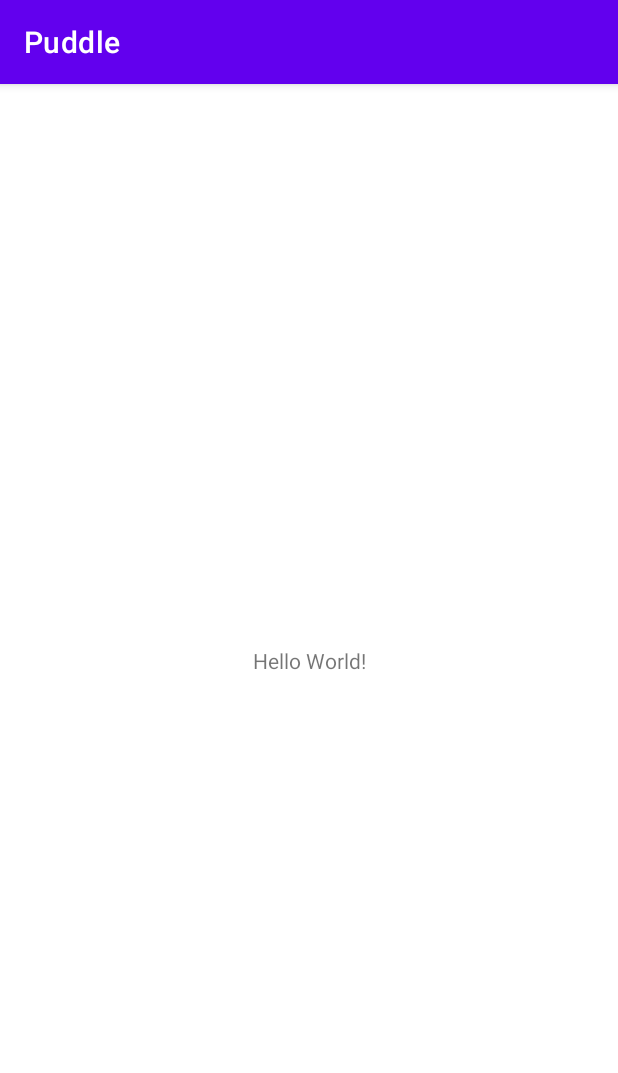
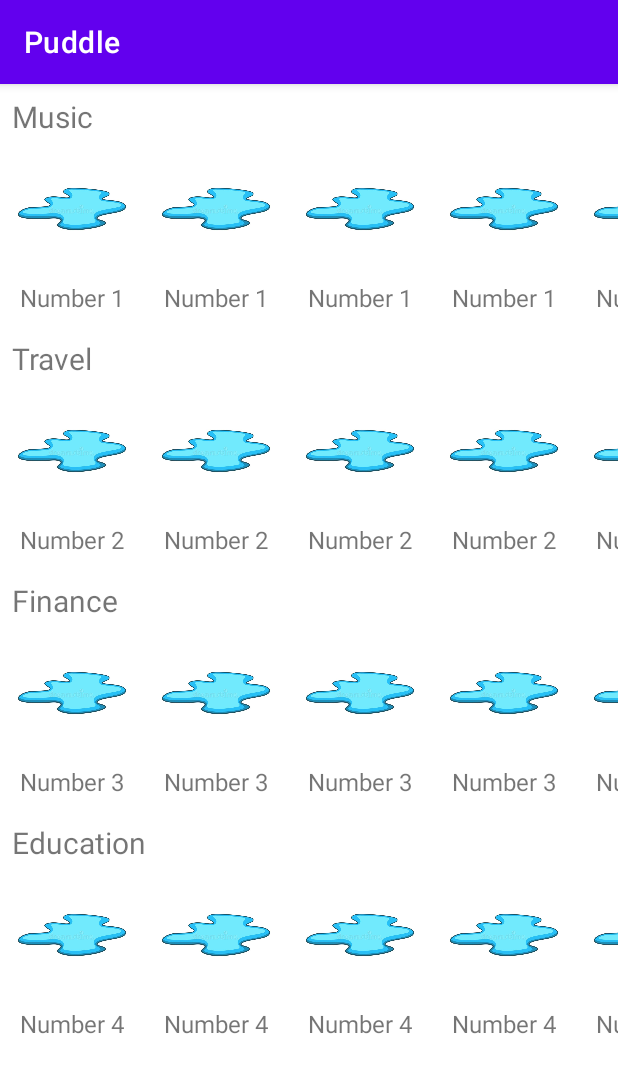
Before and after one commit to Sespeck/NUMAD22Su_Team24_Puddle, an Android app: the screen it shows after launch once a user with an empty profile is signed in (MainActivity before the commit, PuddleListActivity after it), on a phone screen of 412 x 824 dp. Shown: the top 1073 px of the screen. Run offline under Robolectric (Android 15) with nearby library versions, the phone set to English and light mode, and no system bars; our stand-ins replace Firebase (no records; nobody signed in at launch, a user with empty details on screens opened directly).

Commit message:
Added RecyclerView of RecyclerView for displaying nearby puddles.

```diff
--- /dev/null
+++ b/app/src/main/java/com/cs5520/assignments/numad22su_team24_puddle/Category.java
@@ -0,0 +1,29 @@
+package com.cs5520.assignments.numad22su_team24_puddle;
+
+import androidx.annotation.NonNull;
+
+public enum Category {
+    MUSIC(0), TRAVEL(1), FINANCE(2), EDUCATION(3);
+
+    int id;
+
+    Category(int id) {
+        this.id = id;
+    }
+
+    @NonNull
+    @Override
+    public String toString() {
+        switch (this) {
+            case MUSIC: return "Music";
+            case TRAVEL: return "Travel";
+            case FINANCE: return "Finance";
+            case EDUCATION: return "Education";
+            default: return "Null Category";
+        }
+    }
+
+    public int getId() {
+        return this.id;
+    }
+}
--- a/app/src/main/java/com/cs5520/assignments/numad22su_team24_puddle/LoginActivity.java
+++ b/app/src/main/java/com/cs5520/assignments/numad22su_team24_puddle/LoginActivity.java
@@ -30,7 +30,7 @@ public class LoginActivity extends AppCompatActivity {
 
         // checking for users existence: Saving the current user
         if(firebaseUser != null){
-            startActivity(new Intent(LoginActivity.this, MainActivity.class));
+            startActivity(new Intent(LoginActivity.this, PuddleListActivity.class));
             finish();
         }
     }
@@ -54,7 +54,7 @@ public class LoginActivity extends AppCompatActivity {
                     "123456").addOnCompleteListener(task -> {
                 if(task.isSuccessful()){
                     // Successfully Logged in
-                    Intent intent = new Intent(LoginActivity.this, MainActivity.class);
+                    Intent intent = new Intent(LoginActivity.this, PuddleListActivity.class);
                     intent.addFlags(Intent.FLAG_ACTIVITY_CLEAR_TASK | Intent.FLAG_ACTIVITY_NEW_TASK);
                     intent.putExtra("loginUserName", usernameEditText.getText().toString().trim());
                     finish();
--- a/app/src/main/java/com/cs5520/assignments/numad22su_team24_puddle/MainActivity.java
+++ b/app/src/main/java/com/cs5520/assignments/numad22su_team24_puddle/MainActivity.java
@@ -12,7 +12,5 @@ public class MainActivity extends AppCompatActivity {
     protected void onCreate(Bundle savedInstanceState) {
         super.onCreate(savedInstanceState);
         setContentView(R.layout.activity_main);
-
-        FirebaseDatabase.getInstance().getReference().child("chats").push().setValue("Firebase connection successful");
     }
 }
--- /dev/null
+++ b/app/src/main/java/com/cs5520/assignments/numad22su_team24_puddle/Puddle.java
@@ -0,0 +1,27 @@
+package com.cs5520.assignments.numad22su_team24_puddle;
+
+import android.graphics.Bitmap;
+
+public class Puddle {
+    private final String name;
+    private final String description;
+    private final Bitmap displayImage;
+
+    Puddle(String name, String description, Bitmap displayImage) {
+        this.name = name;
+        this.description = description;
+        this.displayImage = displayImage;
+    }
+
+    public String getName() {
+        return name;
+    }
+
+    public String getDescription() {
+        return description;
+    }
+
+    public Bitmap getDisplayImage() {
+        return displayImage;
+    }
+}
--- /dev/null
+++ b/app/src/main/java/com/cs5520/assignments/numad22su_team24_puddle/PuddleAdapter.java
@@ -0,0 +1,53 @@
+package com.cs5520.assignments.numad22su_team24_puddle;
+
+import android.content.Context;
+import android.view.LayoutInflater;
+import android.view.View;
+import android.view.ViewGroup;
+import android.widget.ImageView;
+import android.widget.TextView;
+
+import androidx.annotation.NonNull;
+import androidx.recyclerview.widget.RecyclerView;
+
+import java.util.List;
+
+public class PuddleAdapter extends RecyclerView.Adapter<PuddleAdapter.PuddleViewHolder> {
+
+    Context context;
+    List<Puddle> puddleList;
+
+    public class PuddleViewHolder extends RecyclerView.ViewHolder {
+        TextView puddleName;
+        ImageView puddleImage;
+        public PuddleViewHolder(@NonNull View itemView) {
+            super(itemView);
+            puddleName = itemView.findViewById(R.id.puddle_name_tv);
+            puddleImage = itemView.findViewById(R.id.puddle_item_image);
+        }
+    }
+
+    PuddleAdapter(Context context, List<Puddle> puddleList) {
+        this.context = context;
+        this.puddleList = puddleList;
+    }
+
+    @NonNull
+    @Override
+    public PuddleViewHolder onCreateViewHolder(@NonNull ViewGroup parent, int viewType) {
+        return new PuddleViewHolder(LayoutInflater.from(context).inflate(R.layout.puddle_rv_item, parent, false));
+    }
+
+    @Override
+    public void onBindViewHolder(@NonNull PuddleViewHolder holder, int position) {
+        Puddle puddle = puddleList.get(position);
+        holder.puddleName.setText(puddle.getName());
+        holder.puddleImage.setImageBitmap(puddle.getDisplayImage());
+    }
+
+    @Override
+    public int getItemCount() {
+        return puddleList.size();
+    }
+
+}
--- /dev/null
+++ b/app/src/main/java/com/cs5520/assignments/numad22su_team24_puddle/PuddleListActivity.java
@@ -0,0 +1,46 @@
+package com.cs5520.assignments.numad22su_team24_puddle;
+
+import androidx.appcompat.app.AppCompatActivity;
+import androidx.recyclerview.widget.LinearLayoutManager;
+import androidx.recyclerview.widget.RecyclerView;
+
+import android.graphics.BitmapFactory;
+import android.os.Bundle;
+
+import java.util.ArrayList;
+import java.util.List;
+
+public class PuddleListActivity extends AppCompatActivity {
+
+    RecyclerView puddleListRecyclerView;
+    PuddleListAdapter puddleListAdapter;
+
+    @Override
+    protected void onCreate(Bundle savedInstanceState) {
+        super.onCreate(savedInstanceState);
+        setContentView(R.layout.activity_puddle_list);
+
+        puddleListRecyclerView = findViewById(R.id.puddle_list_rv);
+        puddleListRecyclerView.setLayoutManager(new LinearLayoutManager(this));
+        puddleListAdapter = new PuddleListAdapter(this, getPuddleList());
+        puddleListRecyclerView.setAdapter(puddleListAdapter);
+    }
+
+    private List<List<Puddle>> getPuddleList() {
+        List<List<Puddle>> puddlesList= new ArrayList<>();
+        for(Category category: Category.values()) {
+            List<Puddle> puddleArray = new ArrayList<>();
+            puddleArray.add(new Puddle("Number "+(category.id+1), "Number 1", BitmapFactory.decodeResource(this.getResources(), R.drawable.puddle)));
+            puddleArray.add(new Puddle("Number "+(category.id+1), "Number 1", BitmapFactory.decodeResource(this.getResources(), R.drawable.puddle)));
+            puddleArray.add(new Puddle("Number "+(category.id+1), "Number 1", BitmapFactory.decodeResource(this.getResources(), R.drawable.puddle)));
+            puddleArray.add(new Puddle("Number "+(category.id+1), "Number 1", BitmapFactory.decodeResource(this.getResources(), R.drawable.puddle)));
+            puddleArray.add(new Puddle("Number "+(category.id+1), "Number 1", BitmapFactory.decodeResource(this.getResources(), R.drawable.puddle)));
+            puddleArray.add(new Puddle("Number "+(category.id+1), "Number 1", BitmapFactory.decodeResource(this.getResources(), R.drawable.puddle)));
+            puddleArray.add(new Puddle("Number "+(category.id+1), "Number 1", BitmapFactory.decodeResource(this.getResources(), R.drawable.puddle)));
+            puddleArray.add(new Puddle("Number "+(category.id+1), "Number 1", BitmapFactory.decodeResource(this.getResources(), R.drawable.puddle)));
+            puddleArray.add(new Puddle("Number "+(category.id+1), "Number 1", BitmapFactory.decodeResource(this.getResources(), R.drawable.puddle)));
+            puddlesList.add(puddleArray);
+        }
+        return puddlesList;
+    }
+}
--- /dev/null
+++ b/app/src/main/java/com/cs5520/assignments/numad22su_team24_puddle/PuddleListAdapter.java
@@ -0,0 +1,62 @@
+package com.cs5520.assignments.numad22su_team24_puddle;
+
+import android.content.Context;
+import android.view.LayoutInflater;
+import android.view.View;
+import android.view.ViewGroup;
+import android.widget.TextView;
+
+import androidx.annotation.NonNull;
+import androidx.recyclerview.widget.LinearLayoutManager;
+import androidx.recyclerview.widget.RecyclerView;
+
+import com.cs5520.assignments.numad22su_team24_puddle.Utils.Util;
+
+import java.util.List;
+import java.util.Map;
+
+public class PuddleListAdapter extends RecyclerView.Adapter<PuddleListAdapter.PuddleListViewHolder> {
+
+    Context context;
+    List<List<Puddle>> puddlesList;
+
+    public class PuddleListViewHolder extends RecyclerView.ViewHolder {
+        TextView puddleCategoryName;
+        RecyclerView puddleItemRecyclerView;
+        PuddleAdapter puddleAdapter;
+        public PuddleListViewHolder(@NonNull View itemView) {
+            super(itemView);
+            puddleCategoryName = itemView.findViewById(R.id.puddle_category_name);
+            puddleItemRecyclerView = itemView.findViewById(R.id.puddles_rv);
+        }
+    }
+
+    public PuddleListAdapter(Context context, List<List<Puddle>> puddlesList) {
+        this.context = context;
+        this.puddlesList = puddlesList;
+    }
+
+    @NonNull
+    @Override
+    public PuddleListAdapter.PuddleListViewHolder onCreateViewHolder(@NonNull ViewGroup parent, int viewType) {
+        return new PuddleListViewHolder(LayoutInflater.from(context).inflate(R.layout.puddle_category_item, parent, false));
+    }
+
+    @Override
+    public void onBindViewHolder(@NonNull PuddleListAdapter.PuddleListViewHolder holder, int position) {
+        Category category = Util.categoryMap.get(position);
+        holder.puddleCategoryName.setText(category.toString());
+        LinearLayoutManager linearLayoutManager = new LinearLayoutManager(context);
+        linearLayoutManager.setOrientation(LinearLayoutManager.HORIZONTAL);
+        holder.puddleItemRecyclerView.setLayoutManager(linearLayoutManager);
+        holder.puddleAdapter = new PuddleAdapter(context, puddlesList.get(position));
+        holder.puddleItemRecyclerView.setAdapter(holder.puddleAdapter);
+    }
+
+    @Override
+    public int getItemCount() {
+        return puddlesList.size();
+    }
+
+
+}
--- a/app/src/main/java/com/cs5520/assignments/numad22su_team24_puddle/Utils/FirebaseDB.java
+++ b/app/src/main/java/com/cs5520/assignments/numad22su_team24_puddle/Utils/FirebaseDB.java
@@ -7,6 +7,7 @@ import android.widget.Toast;
 import androidx.annotation.NonNull;
 
 import com.cs5520.assignments.numad22su_team24_puddle.MainActivity;
+import com.cs5520.assignments.numad22su_team24_puddle.PuddleListActivity;
 import com.google.android.gms.tasks.OnCompleteListener;
 import com.google.android.gms.tasks.Task;
 import com.google.firebase.auth.AuthResult;
@@ -48,7 +49,7 @@ public class FirebaseDB {
                         @Override
                         public void onComplete(@NonNull Task<Void> task) {
                             if(task.isSuccessful()){
-                                Intent intent = new Intent(ct, MainActivity.class);
+                                Intent intent = new Intent(ct, PuddleListActivity.class);
                                 intent.addFlags(Intent.FLAG_ACTIVITY_CLEAR_TASK | Intent.FLAG_ACTIVITY_NEW_TASK);
                                 ct.startActivity(intent);
                             } else {
--- a/app/src/main/java/com/cs5520/assignments/numad22su_team24_puddle/Utils/Util.java
+++ b/app/src/main/java/com/cs5520/assignments/numad22su_team24_puddle/Utils/Util.java
@@ -3,10 +3,27 @@ package com.cs5520.assignments.numad22su_team24_puddle.Utils;
 import android.content.Context;
 import android.net.ConnectivityManager;
 
+import com.cs5520.assignments.numad22su_team24_puddle.Category;
+
+import java.util.HashMap;
+import java.util.Map;
+
 public class Util {
+
+    public static Map<Integer, Category> categoryMap = getCategoryMap();
+
+    private static Map<Integer, Category> getCategoryMap() {
+        Map<Integer, Category> map = new HashMap<>();
+        for(Category category: Category.values()) {
+            map.put(category.getId(), category);
+        }
+        return map;
+    }
 
     public static boolean isNetworkConnected(Context context) {
         ConnectivityManager connectivityManager = (ConnectivityManager) context.getSystemService(Context.CONNECTIVITY_SERVICE);
         return connectivityManager.getActiveNetworkInfo() != null;
     }
+
+
 }
--- /dev/null
+++ b/app/src/main/res/layout/activity_puddle_list.xml
@@ -0,0 +1,18 @@
+<?xml version="1.0" encoding="utf-8"?>
+<androidx.constraintlayout.widget.ConstraintLayout xmlns:android="http://schemas.android.com/apk/res/android"
+    xmlns:app="http://schemas.android.com/apk/res-auto"
+    xmlns:tools="http://schemas.android.com/tools"
+    android:layout_width="match_parent"
+    android:layout_height="match_parent"
+    tools:context=".PuddleListActivity">
+
+    <androidx.recyclerview.widget.RecyclerView
+        android:id="@+id/puddle_list_rv"
+        android:layout_width="match_parent"
+        android:layout_height="@dimen/fit_constraint"
+        app:layout_constraintBottom_toBottomOf="parent"
+        app:layout_constraintEnd_toEndOf="parent"
+        app:layout_constraintStart_toStartOf="parent"
+        app:layout_constraintTop_toTopOf="parent" />
+
+</androidx.constraintlayout.widget.ConstraintLayout>
--- /dev/null
+++ b/app/src/main/res/layout/puddle_category_item.xml
@@ -0,0 +1,27 @@
+<?xml version="1.0" encoding="utf-8"?>
+<androidx.constraintlayout.widget.ConstraintLayout xmlns:android="http://schemas.android.com/apk/res/android"
+    android:layout_width="match_parent"
+    android:layout_height="wrap_content"
+    xmlns:app="http://schemas.android.com/apk/res-auto"
+    xmlns:tools="http://schemas.android.com/tools">
+
+    <TextView
+        android:id="@+id/puddle_category_name"
+        android:layout_width="wrap_content"
+        android:layout_height="wrap_content"
+        android:layout_marginTop="@dimen/margin_mid"
+        android:layout_marginStart="@dimen/margin_mid"
+        app:layout_constraintTop_toTopOf="parent"
+        app:layout_constraintStart_toStartOf="parent"
+        android:textSize="@dimen/font_size_large"
+        tools:text = "Puddle"/>
+
+    <androidx.recyclerview.widget.RecyclerView
+        android:id="@+id/puddles_rv"
+        android:layout_width="match_parent"
+        android:layout_height="wrap_content"
+        app:layout_constraintTop_toBottomOf="@id/puddle_category_name"
+        app:layout_constraintStart_toStartOf="parent"
+        app:layout_constraintEnd_toEndOf="parent"/>
+
+</androidx.constraintlayout.widget.ConstraintLayout>
--- /dev/null
+++ b/app/src/main/res/layout/puddle_rv_item.xml
@@ -0,0 +1,31 @@
+<?xml version="1.0" encoding="utf-8"?>
+<androidx.constraintlayout.widget.ConstraintLayout xmlns:android="http://schemas.android.com/apk/res/android"
+    android:layout_width="wrap_content"
+    android:layout_height="wrap_content"
+    xmlns:app="http://schemas.android.com/apk/res-auto"
+    xmlns:tools="http://schemas.android.com/tools"
+    android:padding="@dimen/padding_mid">
+
+    <ImageView
+        android:id="@+id/puddle_item_image"
+        android:layout_width="80dp"
+        android:layout_height="80dp"
+        android:textSize="@dimen/font_size_mid"
+        app:layout_constraintTop_toTopOf="parent"
+        app:layout_constraintBottom_toTopOf="@id/puddle_name_tv"
+        app:layout_constraintStart_toStartOf="parent"
+        app:layout_constraintEnd_toEndOf="parent"
+        tools:src ="@drawable/puddle"/>
+
+    <TextView
+        android:id="@+id/puddle_name_tv"
+        android:layout_width="wrap_content"
+        android:layout_height="wrap_content"
+        android:textSize="@dimen/font_size_mid"
+        app:layout_constraintTop_toBottomOf="@id/puddle_item_image"
+        app:layout_constraintStart_toStartOf="parent"
+        app:layout_constraintEnd_toEndOf="parent"
+        android:layout_marginTop="@dimen/margin_mid"
+        android:text="Hello"/>
+
+</androidx.constraintlayout.widget.ConstraintLayout>
```
Also changed, not shown: app/src/main/AndroidManifest.xml (+5 -3 lines), app/src/main/res/drawable/puddle.jpg (added).
